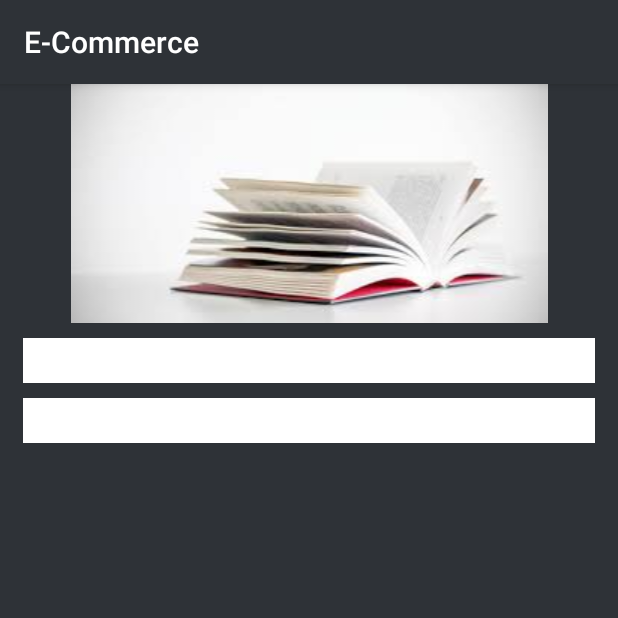
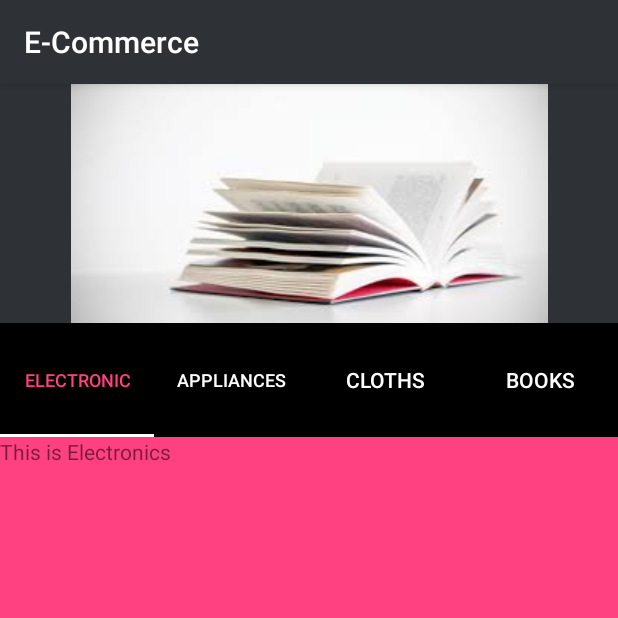
Before and after one commit to yagnik29/Ecommerce, an Android app: the HomeScreen screen opened directly, with no data from a screen before it, on a phone screen of 412 x 824 dp, the top half of it. Run offline under Robolectric (Android 15) with nearby library versions, the phone set to English and light mode, and no system bars.

Commit message:
addition Tab Layout

```diff
--- /dev/null
+++ b/app/src/main/java/demo/example/com/ecommerce/Appliances.java
@@ -0,0 +1,29 @@
+package demo.example.com.ecommerce;
+
+
+import android.os.Bundle;
+import android.support.v4.app.Fragment;
+import android.view.LayoutInflater;
+import android.view.View;
+import android.view.ViewGroup;
+
+
+/**
+ * A simple {@link Fragment} subclass.
+ */
+public class Appliances extends Fragment {
+
+
+    public Appliances() {
+        // Required empty public constructor
+    }
+
+
+    @Override
+    public View onCreateView(LayoutInflater inflater, ViewGroup container,
+                             Bundle savedInstanceState) {
+        // Inflate the layout for this fragment
+        return inflater.inflate(R.layout.fragment_appliances, container, false);
+    }
+
+}
--- /dev/null
+++ b/app/src/main/java/demo/example/com/ecommerce/Books.java
@@ -0,0 +1,29 @@
+package demo.example.com.ecommerce;
+
+
+import android.os.Bundle;
+import android.support.v4.app.Fragment;
+import android.view.LayoutInflater;
+import android.view.View;
+import android.view.ViewGroup;
+
+
+/**
+ * A simple {@link Fragment} subclass.
+ */
+public class Books extends Fragment {
+
+
+    public Books() {
+        // Required empty public constructor
+    }
+
+
+    @Override
+    public View onCreateView(LayoutInflater inflater, ViewGroup container,
+                             Bundle savedInstanceState) {
+        // Inflate the layout for this fragment
+        return inflater.inflate(R.layout.fragment_books, container, false);
+    }
+
+}
--- /dev/null
+++ b/app/src/main/java/demo/example/com/ecommerce/Clothing.java
@@ -0,0 +1,29 @@
+package demo.example.com.ecommerce;
+
+
+import android.os.Bundle;
+import android.support.v4.app.Fragment;
+import android.view.LayoutInflater;
+import android.view.View;
+import android.view.ViewGroup;
+
+
+/**
+ * A simple {@link Fragment} subclass.
+ */
+public class Clothing extends Fragment {
+
+
+    public Clothing() {
+        // Required empty public constructor
+    }
+
+
+    @Override
+    public View onCreateView(LayoutInflater inflater, ViewGroup container,
+                             Bundle savedInstanceState) {
+        // Inflate the layout for this fragment
+        return inflater.inflate(R.layout.fragment_clothing, container, false);
+    }
+
+}
--- /dev/null
+++ b/app/src/main/java/demo/example/com/ecommerce/Electroincs.java
@@ -0,0 +1,29 @@
+package demo.example.com.ecommerce;
+
+
+import android.os.Bundle;
+import android.support.v4.app.Fragment;
+import android.view.LayoutInflater;
+import android.view.View;
+import android.view.ViewGroup;
+
+
+/**
+ * A simple {@link Fragment} subclass.
+ */
+public class Electroincs extends Fragment {
+
+
+    public Electroincs() {
+        // Required empty public constructor
+    }
+
+
+    @Override
+    public View onCreateView(LayoutInflater inflater, ViewGroup container,
+                             Bundle savedInstanceState) {
+        // Inflate the layout for this fragment
+        return inflater.inflate(R.layout.fragment_electroincs, container, false);
+    }
+
+}
--- a/app/src/main/java/demo/example/com/ecommerce/HomeScreen.java
+++ b/app/src/main/java/demo/example/com/ecommerce/HomeScreen.java
@@ -5,6 +5,8 @@ import android.content.Intent;
 import android.os.Bundle;
 import android.support.design.widget.FloatingActionButton;
 import android.support.design.widget.Snackbar;
+import android.support.design.widget.TabLayout;
+import android.support.v4.view.ViewPager;
 import android.support.v7.app.AppCompatActivity;
 import android.support.v7.widget.Toolbar;
 import android.view.View;
@@ -14,7 +16,8 @@ import android.widget.TextView;
 public class HomeScreen extends AppCompatActivity {
 
     ImageView imageView;
-    TextView textUname, textPassw;
+    TabLayout tabLayout;
+    ViewPager viewPager;
 
     @Override
     protected void onCreate(Bundle savedInstanceState) {
@@ -24,14 +27,9 @@ public class HomeScreen extends AppCompatActivity {
         setSupportActionBar(toolbar);
 
         imageView = (ImageView) findViewById(R.id.imageView);
-        textUname = (TextView) findViewById(R.id.textView2);
-        textPassw = (TextView) findViewById(R.id.textView3);
-        Intent intent1 = getIntent();
-        String uname = intent1.getStringExtra("uname");
-        String passw = intent1.getStringExtra("passw");
+        tabLayout = (TabLayout) findViewById(R.id.tablayout);
+        viewPager = (ViewPager) findViewById(R.id.pager);
 
-        textUname.setText(uname);
-        textPassw.setText(passw);
 
         imageView.setOnClickListener(new View.OnClickListener() {
             @Override
@@ -44,6 +42,15 @@ public class HomeScreen extends AppCompatActivity {
 
             }
         });
+
+        Tab_Adapter tab_adapter = new Tab_Adapter(getSupportFragmentManager());
+        tab_adapter.addFragment(new Electroincs(),"Electronic");
+        tab_adapter.addFragment(new Appliances(),"Appliances");
+        tab_adapter.addFragment(new Clothing(),"Cloths");
+        tab_adapter.addFragment(new Books(),"Books");
+
+        viewPager.setAdapter(tab_adapter);
+        tabLayout.setupWithViewPager(viewPager);
     }
 
 }
--- /dev/null
+++ b/app/src/main/java/demo/example/com/ecommerce/Tab_Adapter.java
@@ -0,0 +1,41 @@
+package demo.example.com.ecommerce;
+
+import android.support.v4.app.Fragment;
+import android.support.v4.app.FragmentManager;
+import android.support.v4.app.FragmentPagerAdapter;
+
+import java.util.ArrayList;
+
+/**
+ * Created by Yash on 3/17/2017.
+ */
+
+public class Tab_Adapter extends FragmentPagerAdapter {
+
+    ArrayList<Fragment> fragments = new ArrayList<>();
+    ArrayList<String> fragmentTitle = new ArrayList<>();
+
+    public Tab_Adapter(FragmentManager fm) {
+        super(fm);
+    }
+
+    @Override
+    public Fragment getItem(int position) {
+        return fragments.get(position);
+    }
+
+    @Override
+    public int getCount() {
+        return fragments.size();
+    }
+
+    public void addFragment(Fragment fragment , String title){
+        fragments.add(fragment);
+        fragmentTitle.add(title);
+    }
+
+    @Override
+    public CharSequence getPageTitle(int position) {
+        return fragmentTitle.get(position);
+    }
+}
--- a/app/src/main/res/layout/content_homescreen.xml
+++ b/app/src/main/res/layout/content_homescreen.xml
@@ -14,6 +14,7 @@
         android:layout_width="match_parent"
         android:layout_height="match_parent"
         android:orientation="vertical"
+        android:weightSum="2"
         >
 
         <ImageView
@@ -21,26 +22,29 @@
             android:layout_height="wrap_content"
             android:layout_gravity="top"
             android:id="@+id/imageView"
-            android:src="@drawable/book"
-            />
+            android:src="@drawable/book" />
 
-        <TextView
+        <android.support.design.widget.TabLayout
+            android:id="@+id/tablayout"
             android:layout_width="match_parent"
-            android:layout_height="30dp"
-            android:id="@+id/textView2"
-            android:background="@color/white"
-            android:layout_marginTop="10dp"
-            android:layout_marginRight="15dp"
-            android:layout_marginLeft="15dp"/>
+            android:layout_height="60dp"
+            android:background="#000000"
+            app:tabIndicatorColor="#ffffff"
+            app:tabSelectedTextColor="@color/colorAccent"
+            app:tabTextColor="#ffffff"
+            android:textAlignment="center"
+            android:layout_weight="0.1">
 
-        <TextView
+        </android.support.design.widget.TabLayout>
+
+        <android.support.v4.view.ViewPager
+            android:id="@+id/pager"
             android:layout_width="match_parent"
-            android:layout_height="30dp"
-            android:id="@+id/textView3"
-            android:background="@color/white"
-            android:layout_marginTop="10dp"
-            android:layout_marginRight="15dp"
-            android:layout_marginLeft="15dp"/>
+            android:layout_height="221dp"
+            android:layout_weight="2">
+        </android.support.v4.view.ViewPager>
+
+
     </LinearLayout>
 
 
--- /dev/null
+++ b/app/src/main/res/layout/fragment_appliances.xml
@@ -0,0 +1,14 @@
+<FrameLayout xmlns:android="http://schemas.android.com/apk/res/android"
+    xmlns:tools="http://schemas.android.com/tools"
+    android:layout_width="match_parent"
+    android:layout_height="match_parent"
+    tools:context="demo.example.com.ecommerce.Appliances">
+
+    <!-- TODO: Update blank fragment layout -->
+    <TextView
+        android:layout_width="match_parent"
+        android:layout_height="match_parent"
+        android:text="This is Appliances"
+        android:background="@color/white"/>
+
+</FrameLayout>
--- /dev/null
+++ b/app/src/main/res/layout/fragment_books.xml
@@ -0,0 +1,13 @@
+<FrameLayout xmlns:android="http://schemas.android.com/apk/res/android"
+    xmlns:tools="http://schemas.android.com/tools"
+    android:layout_width="match_parent"
+    android:layout_height="match_parent"
+    tools:context="demo.example.com.ecommerce.Books">
+
+    <!-- TODO: Update blank fragment layout -->
+    <TextView
+        android:layout_width="match_parent"
+        android:layout_height="match_parent"
+        android:text="This is Books" />
+
+</FrameLayout>
--- /dev/null
+++ b/app/src/main/res/layout/fragment_clothing.xml
@@ -0,0 +1,14 @@
+<FrameLayout xmlns:android="http://schemas.android.com/apk/res/android"
+    xmlns:tools="http://schemas.android.com/tools"
+    android:layout_width="match_parent"
+    android:layout_height="match_parent"
+    tools:context="demo.example.com.ecommerce.Clothing">
+
+    <!-- TODO: Update blank fragment layout -->
+    <TextView
+        android:layout_width="match_parent"
+        android:layout_height="match_parent"
+        android:text="This is Clothing"
+        android:background="@color/colorPrimary"/>
+
+</FrameLayout>
--- /dev/null
+++ b/app/src/main/res/layout/fragment_electroincs.xml
@@ -0,0 +1,14 @@
+<FrameLayout xmlns:android="http://schemas.android.com/apk/res/android"
+    xmlns:tools="http://schemas.android.com/tools"
+    android:layout_width="match_parent"
+    android:layout_height="match_parent"
+    tools:context="demo.example.com.ecommerce.Electroincs">
+
+    <!-- TODO: Update blank fragment layout -->
+    <TextView
+        android:layout_width="match_parent"
+        android:layout_height="match_parent"
+        android:text="This is Electronics"
+        android:background="@color/colorAccent"/>
+
+</FrameLayout>
```
